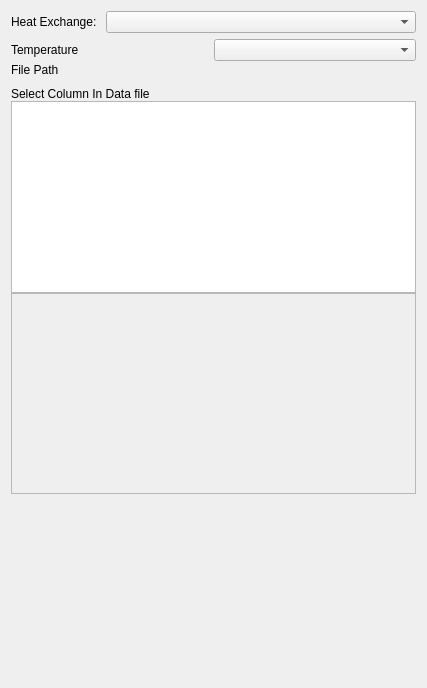
Above: SIM-VICUS/src/SVNetworkComponentHeatExchangeEditWidget.ui from Brockaaa/SIM-VICUS before the change. Below: the same form after it.
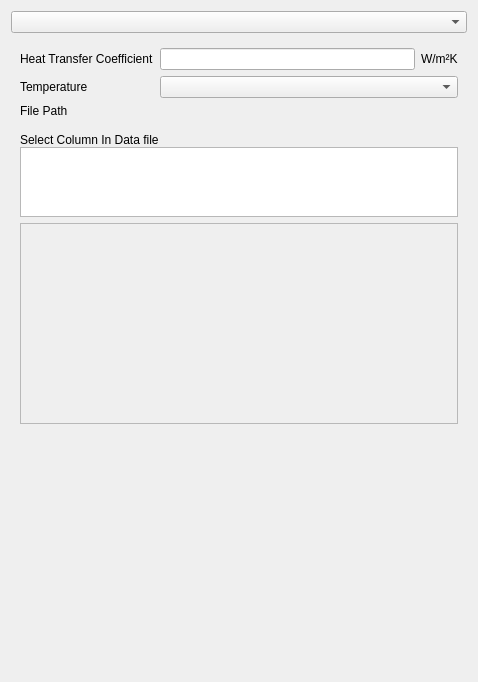
That is the form after the change. The open tabs and pages were chosen to show the change. Custom widgets are drawn as their Qt base class.

What changed in the file:
```diff
--- a/SIM-VICUS/src/SVNetworkComponentHeatExchangeEditWidget.ui
+++ b/SIM-VICUS/src/SVNetworkComponentHeatExchangeEditWidget.ui
@@ -6,36 +6,17 @@
    <rect>
     <x>0</x>
     <y>0</y>
-    <width>425</width>
-    <height>688</height>
+    <width>478</width>
+    <height>682</height>
    </rect>
   </property>
   <property name="windowTitle">
    <string>Form</string>
   </property>
-  <layout class="QVBoxLayout" name="vericalLayout">
-   <item>
-    <layout class="QVBoxLayout" name="verticalLayout_7">
-     <item>
-      <layout class="QHBoxLayout" name="horizontalLayoutComboboxHeatExchange">
-       <item>
-        <widget class="QLabel" name="labelHeatExchangeCombo">
-         <property name="sizePolicy">
-          <sizepolicy hsizetype="Fixed" vsizetype="Preferred">
-           <horstretch>0</horstretch>
-           <verstretch>0</verstretch>
-          </sizepolicy>
-         </property>
-         <property name="text">
-          <string>Heat Exchange: </string>
-         </property>
-        </widget>
-       </item>
+  <layout class="QVBoxLayout" name="verticalLayout_2">
        <item>
         <widget class="QComboBox" name="comboBoxHeatExchange"/>
        </item>
-      </layout>
-     </item>
      <item>
       <widget class="QStackedWidget" name="stackedWidgetHeatExchange">
        <property name="currentIndex">
@@ -141,42 +122,40 @@
           <verstretch>1</verstretch>
          </sizepolicy>
         </property>
-        <layout class="QVBoxLayout" name="verticalLayoutPageTemperatureSpline" stretch="0,0,0,0,0">
-         <property name="spacing">
-          <number>0</number>
-         </property>
-         <property name="leftMargin">
-          <number>0</number>
-         </property>
-         <property name="topMargin">
-          <number>0</number>
-         </property>
-         <property name="rightMargin">
-          <number>0</number>
-         </property>
-         <property name="bottomMargin">
-          <number>0</number>
-         </property>
-         <item>
-          <layout class="QHBoxLayout" name="horizontalLayoutPageTemperatureSplineCombobox">
-           <item>
+      <layout class="QVBoxLayout" name="verticalLayout_3">
+       <item>
+        <layout class="QGridLayout" name="gridLayout_5">
+         <item row="0" column="0">
+          <widget class="QLabel" name="labelTemperatureConstantHeatTransferCoefficient_2">
+           <property name="text">
+            <string>Heat Transfer Coefficient</string>
+           </property>
+          </widget>
+         </item>
+         <item row="0" column="2">
+          <widget class="QLabel" name="labelTemperatureConstantHeatTransferCoefficientUnit_2">
+           <property name="text">
+            <string>W/m²K</string>
+           </property>
+          </widget>
+         </item>
+         <item row="1" column="0">
             <widget class="QLabel" name="labelTemperatureSplineComboBox">
              <property name="text">
               <string>Temperature</string>
              </property>
             </widget>
            </item>
-           <item>
+         <item row="1" column="1" colspan="2">
             <widget class="QComboBox" name="comboBoxTemperatureSpline"/>
            </item>
-          </layout>
+         <item row="0" column="1">
+          <widget class="QtExt::ValidatingLineEdit" name="lineEditHeatTransferCoefficientSpline"/>
          </item>
-         <item>
-          <layout class="QHBoxLayout" name="horizontalLayoutTemperatureSpline">
-           <item>
+         <item row="2" column="0">
             <widget class="QLabel" name="labelTemperatureSplineHeatFilePath">
              <property name="sizePolicy">
-              <sizepolicy hsizetype="Preferred" vsizetype="Fixed">
+            <sizepolicy hsizetype="Preferred" vsizetype="Preferred">
                <horstretch>0</horstretch>
                <verstretch>0</verstretch>
               </sizepolicy>
@@ -184,13 +163,13 @@
              <property name="minimumSize">
               <size>
                <width>0</width>
-               <height>17</height>
+             <height>0</height>
               </size>
              </property>
              <property name="maximumSize">
               <size>
                <width>16777215</width>
-               <height>17</height>
+             <height>16777215</height>
               </size>
              </property>
              <property name="text">
@@ -198,10 +177,10 @@
              </property>
             </widget>
            </item>
-           <item>
+         <item row="2" column="1" colspan="2">
             <widget class="QtExt::BrowseFilenameWidget" name="widgetTemperatureSplineFilePathDataFile" native="true">
              <property name="sizePolicy">
-              <sizepolicy hsizetype="Preferred" vsizetype="Fixed">
+            <sizepolicy hsizetype="Preferred" vsizetype="Preferred">
                <horstretch>0</horstretch>
                <verstretch>0</verstretch>
               </sizepolicy>
@@ -209,13 +188,13 @@
              <property name="minimumSize">
               <size>
                <width>0</width>
-               <height>17</height>
+             <height>0</height>
               </size>
              </property>
              <property name="maximumSize">
               <size>
                <width>16777215</width>
-               <height>17</height>
+             <height>16777215</height>
               </size>
              </property>
             </widget>
@@ -245,7 +224,14 @@
              </widget>
             </item>
             <item>
-             <widget class="QListWidget" name="listWidgetTemperatureSplineSelectColumn"/>
+           <widget class="QListWidget" name="listWidgetTemperatureSplineSelectColumn">
+            <property name="maximumSize">
+             <size>
+              <width>16777215</width>
+              <height>100</height>
+             </size>
+            </property>
+           </widget>
             </item>
            </layout>
           </widget>
@@ -267,7 +253,7 @@
            <property name="maximumSize">
             <size>
              <width>16777215</width>
-             <height>300</height>
+           <height>500</height>
             </size>
            </property>
            <property name="frameShape">
@@ -286,7 +272,7 @@
            <property name="sizeHint" stdset="0">
             <size>
              <width>20</width>
-             <height>40</height>
+           <height>1000</height>
             </size>
            </property>
           </spacer>
@@ -763,8 +749,6 @@
         </layout>
        </widget>
       </widget>
-     </item>
-    </layout>
    </item>
   </layout>
  </widget>
```
Left out of the diff: 79 changed lines with no effect on the pictures. Lines whose indentation alone changed are shown as unchanged.
